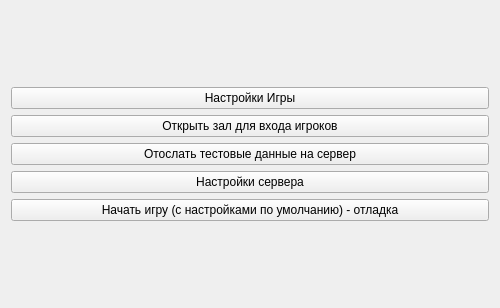
Above: Nayda/playMenu.ui from Mar94oK/Nayda before the change. Below: the same form after it.
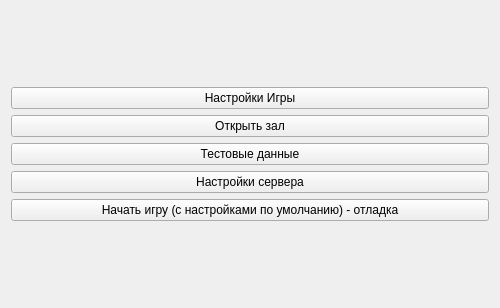
That is the form after the change.

Commit message: Minor codeStyle refactroring + notes.

```diff
--- a/Nayda/playMenu.ui
+++ b/Nayda/playMenu.ui
@@ -32,7 +32,7 @@
      <item>
       <widget class="QPushButton" name="btn_StartTheGame">
        <property name="text">
-        <string>Открыть зал для входа игроков</string>
+        <string>Открыть зал</string>
        </property>
       </widget>
      </item>
@@ -45,7 +45,7 @@
         </sizepolicy>
        </property>
        <property name="text">
-        <string>Отослать тестовые данные на сервер</string>
+        <string>Тестовые данные</string>
        </property>
       </widget>
      </item>
```
The commit also changes 2 other files.
